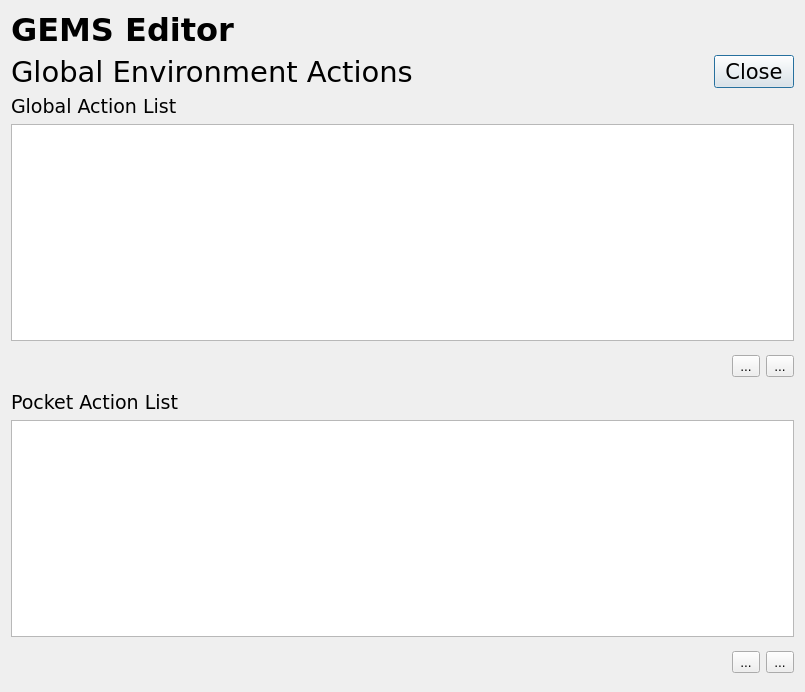
This is gemsedit/gui/globalact_window.ui in travisseymour/GEMSedit as Qt 5 draws it before an edit. The edited form follows.
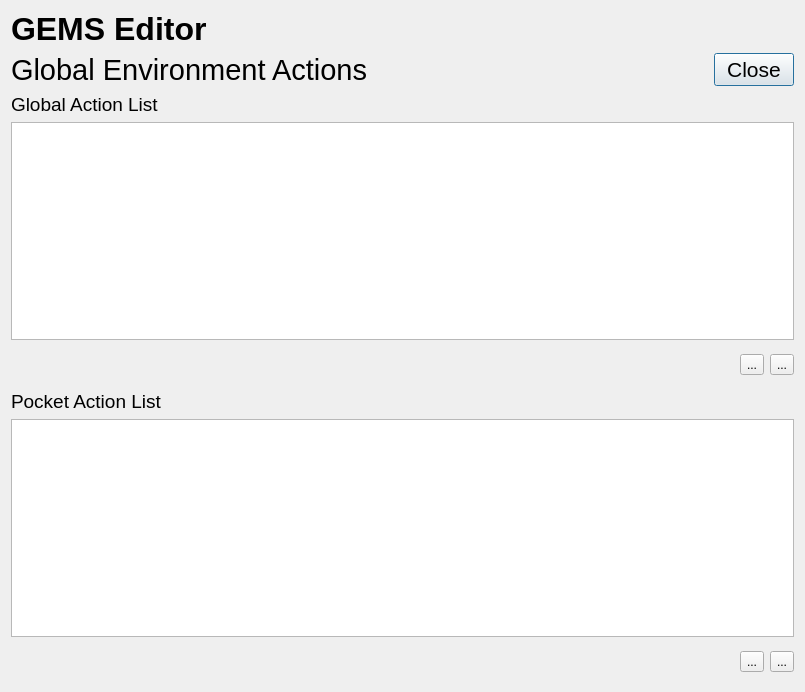
This is the edited form. Icons and pictures are not drawn.

The edit to the form file:
```diff
--- a/gemsedit/gui/globalact_window.ui
+++ b/gemsedit/gui/globalact_window.ui
@@ -15,7 +15,7 @@
   </property>
   <property name="font">
    <font>
-    <family>Verdana</family>
+    <family>Arial</family>
    </font>
   </property>
   <property name="windowTitle">
@@ -30,7 +30,7 @@
         <widget class="QLabel" name="labelAppName">
          <property name="font">
           <font>
-           <family>Verdana</family>
+           <family>Arial</family>
            <pointsize>24</pointsize>
            <bold>true</bold>
           </font>
@@ -80,7 +80,7 @@
         <widget class="QLabel" name="label">
          <property name="font">
           <font>
-           <family>Verdana</family>
+           <family>Arial</family>
            <pointsize>22</pointsize>
            <italic>false</italic>
           </font>
@@ -107,7 +107,7 @@
         <widget class="QPushButton" name="closeButton">
          <property name="font">
           <font>
-           <family>Verdana</family>
+           <family>Arial</family>
            <pointsize>16</pointsize>
            <italic>false</italic>
           </font>
@@ -123,7 +123,7 @@
       <widget class="QLabel" name="label_2">
        <property name="font">
         <font>
-         <family>Verdana</family>
+         <family>Arial</family>
          <pointsize>14</pointsize>
          <italic>false</italic>
         </font>
@@ -137,8 +137,8 @@
       <widget class="QTableView" name="GAL_tableView">
        <property name="font">
         <font>
-         <family>Verdana</family>
-         <pointsize>12</pointsize>
+         <family>Arial</family>
+         <pointsize>14</pointsize>
         </font>
        </property>
        <property name="editTriggers">
@@ -210,7 +210,7 @@
       <widget class="QLabel" name="label_3">
        <property name="font">
         <font>
-         <family>Verdana</family>
+         <family>Arial</family>
          <pointsize>14</pointsize>
          <italic>false</italic>
         </font>
@@ -224,8 +224,8 @@
       <widget class="QTableView" name="PAL_tableView">
        <property name="font">
         <font>
-         <family>Verdana</family>
-         <pointsize>12</pointsize>
+         <family>Arial</family>
+         <pointsize>14</pointsize>
         </font>
        </property>
        <property name="editTriggers">
```
